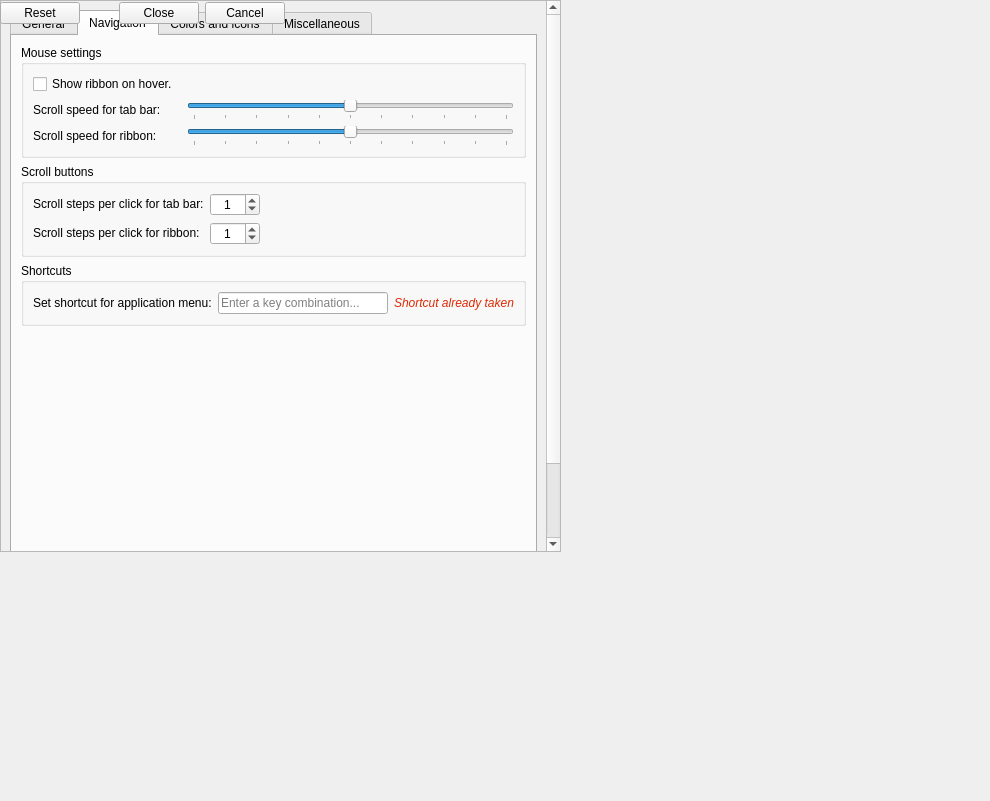
This is Resources/ui/Settings.ui in APEbbers/FreeCAD-Ribbon as Qt 5 draws it before an edit. The edited form follows.
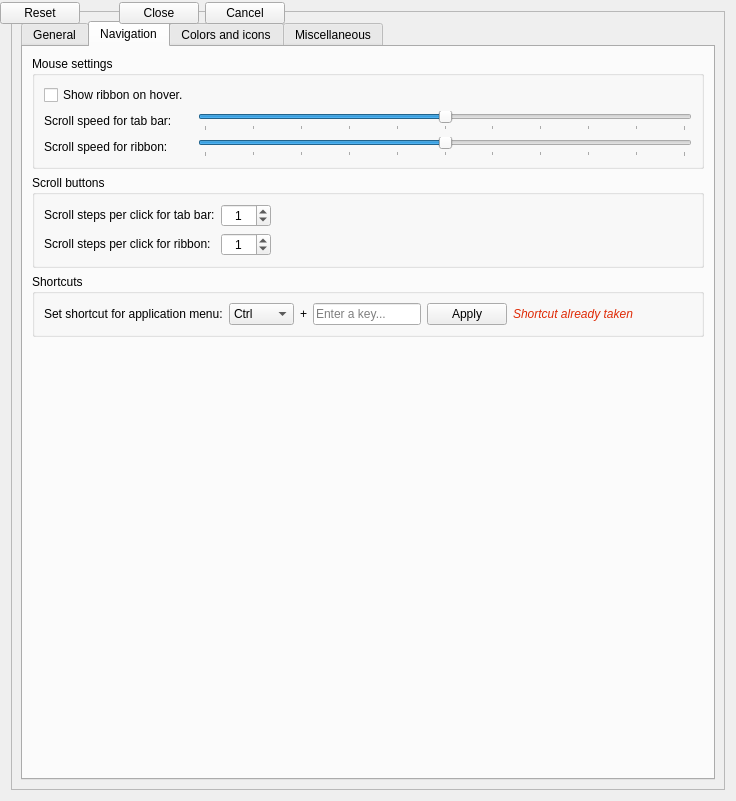
This is the edited form. Custom widgets are drawn as their Qt base class.

```diff
--- a/Resources/ui/Settings.ui
+++ b/Resources/ui/Settings.ui
@@ -9,7 +9,7 @@
    <rect>
     <x>0</x>
     <y>0</y>
-    <width>990</width>
+    <width>736</width>
     <height>801</height>
    </rect>
   </property>
@@ -31,15 +31,8 @@
   <property name="autoFillBackground">
    <bool>false</bool>
   </property>
-  <widget class="QWidget" name="layoutWidget">
-   <property name="geometry">
-    <rect>
-     <x>0</x>
-     <y>0</y>
-     <width>561</width>
-     <height>552</height>
-    </rect>
-   </property>
+  <layout class="QGridLayout" name="gridLayout_38">
+   <item row="0" column="0">
    <layout class="QGridLayout" name="gridLayout_6">
     <item row="0" column="0" colspan="3">
      <widget class="QScrollArea" name="scrollArea">
@@ -63,8 +56,8 @@
         <rect>
          <x>0</x>
          <y>0</y>
-         <width>545</width>
-         <height>632</height>
+          <width>714</width>
+          <height>779</height>
         </rect>
        </property>
        <layout class="QGridLayout" name="gridLayout_28">
@@ -1250,6 +1243,56 @@
               <layout class="QGridLayout" name="gridLayout_37">
                <item row="0" column="0">
                 <layout class="QGridLayout" name="gridLayout_36">
+                  <item row="0" column="4">
+                   <widget class="QPushButton" name="ApplyShortcutApp">
+                    <property name="text">
+                     <string>Apply</string>
+                    </property>
+                   </widget>
+                  </item>
+                  <item row="0" column="5">
+                   <widget class="QLabel" name="ShortcutTaken_1">
+                    <property name="font">
+                     <font>
+                      <italic>true</italic>
+                     </font>
+                    </property>
+                    <property name="text">
+                     <string>&lt;html&gt;&lt;head/&gt;&lt;body&gt;&lt;p&gt;&lt;span style=&quot; color:#df2a06;&quot;&gt;Shortcut already taken&lt;/span&gt;&lt;/p&gt;&lt;/body&gt;&lt;/html&gt;</string>
+                    </property>
+                   </widget>
+                  </item>
+                  <item row="0" column="2">
+                   <widget class="QLabel" name="label_31">
+                    <property name="text">
+                     <string>+</string>
+                    </property>
+                   </widget>
+                  </item>
+                  <item row="0" column="1">
+                   <widget class="QComboBox" name="comboBox">
+                    <item>
+                     <property name="text">
+                      <string>Ctrl</string>
+                     </property>
+                    </item>
+                    <item>
+                     <property name="text">
+                      <string>Shift</string>
+                     </property>
+                    </item>
+                    <item>
+                     <property name="text">
+                      <string>Alt</string>
+                     </property>
+                    </item>
+                    <item>
+                     <property name="text">
+                      <string>Space</string>
+                     </property>
+                    </item>
+                   </widget>
+                  </item>
                  <item row="0" column="0">
                   <widget class="QLabel" name="label_8">
                    <property name="text">
@@ -1257,24 +1300,25 @@
                    </property>
                   </widget>
                  </item>
-                 <item row="0" column="1">
+                  <item row="0" column="3">
                   <widget class="QLineEdit" name="AppShortCut">
                    <property name="placeholderText">
-                    <string>Enter a key combination...</string>
+                     <string>Enter a key...</string>
                    </property>
                   </widget>
                  </item>
-                 <item row="0" column="2">
-                  <widget class="QLabel" name="ShortcutTaken_1">
-                   <property name="font">
-                    <font>
-                     <italic>true</italic>
-                    </font>
-                   </property>
-                   <property name="text">
-                    <string>&lt;html&gt;&lt;head/&gt;&lt;body&gt;&lt;p&gt;&lt;span style=&quot; color:#df2a06;&quot;&gt;Shortcut already taken&lt;/span&gt;&lt;/p&gt;&lt;/body&gt;&lt;/html&gt;</string>
-                   </property>
-                  </widget>
+                  <item row="0" column="6">
+                   <spacer name="horizontalSpacer_11">
+                    <property name="orientation">
+                     <enum>Qt::Orientation::Horizontal</enum>
+                    </property>
+                    <property name="sizeHint" stdset="0">
+                     <size>
+                      <width>40</width>
+                      <height>20</height>
+                     </size>
+                    </property>
+                   </spacer>
                  </item>
                 </layout>
                </item>
@@ -1915,7 +1959,8 @@
      </widget>
     </item>
    </layout>
-  </widget>
+   </item>
+  </layout>
   <widget class="QWidget" name="layoutWidget">
    <property name="geometry">
     <rect>
```
Lines whose indentation alone changed are shown as unchanged.
